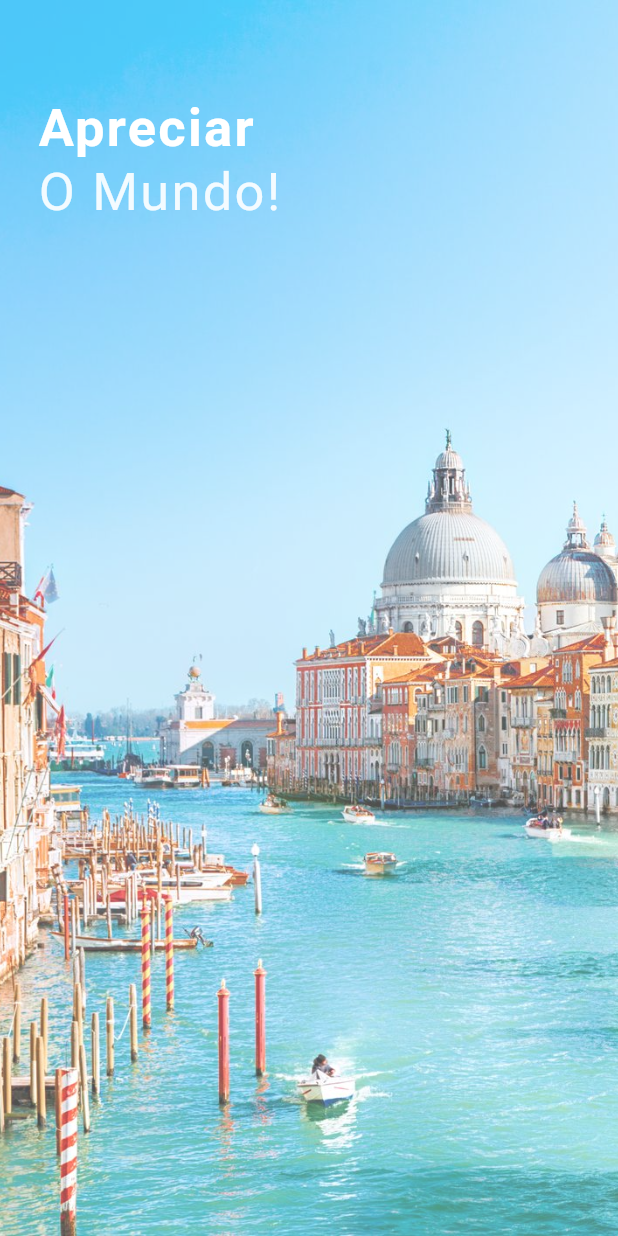
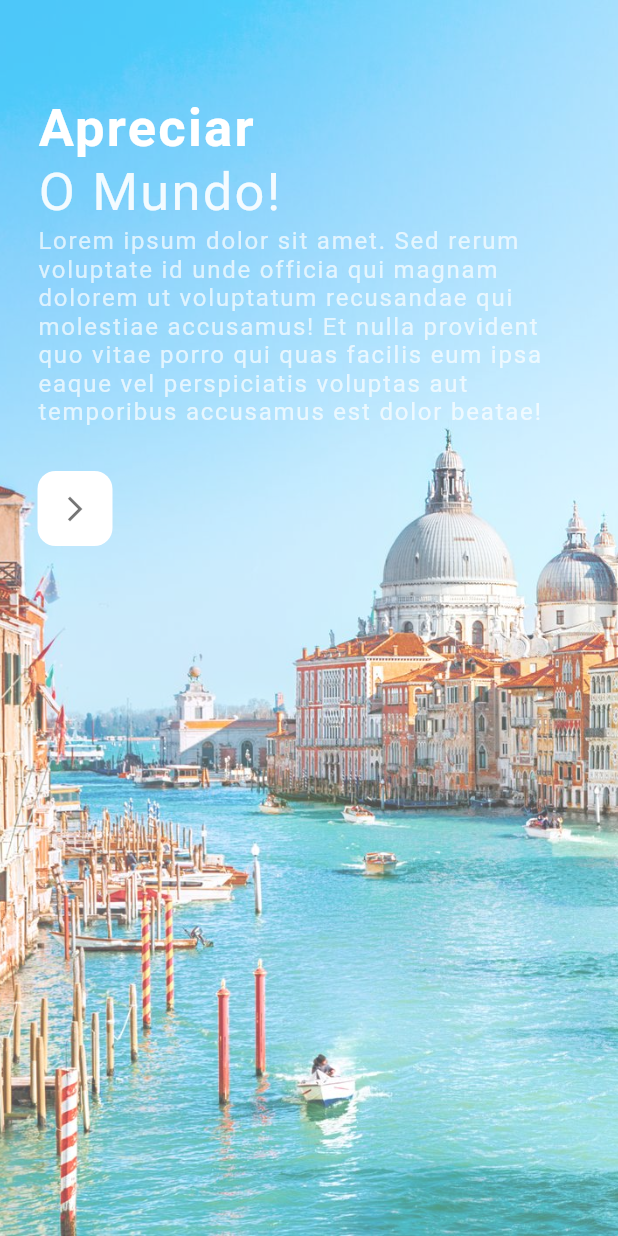
Before and after one commit to caneto/Design-de-interface-de-usu-rio-de-aplicativo-de-viagem-no-Flutter-, a Flutter app: the screen it shows after launch, on a phone screen of 412 x 824 dp. Run offline on Flutter 3.47's test engine with Material 2 defaults, Android fonts, the phone set to English and light mode, and no system bars.

Commit message:
Atualização

```diff
--- a/lib/main.dart
+++ b/lib/main.dart
@@ -1,4 +1,5 @@
 import 'package:flutter/material.dart';
+import 'package:flutter/services.dart';
 
 import 'screens/welcome_screen.dart';
 
@@ -6,8 +7,20 @@ void main() {
   runApp(const MyApp());
 }
 
-class MyApp extends StatelessWidget {
+class MyApp extends StatefulWidget {
   const MyApp({super.key});
+
+  @override
+  State<MyApp> createState() => _MyAppState();
+}
+
+class _MyAppState extends State<MyApp> {
+
+  @override
+  void initState() {
+    super.initState();
+    SystemChrome.setEnabledSystemUIMode(SystemUiMode.immersive);
+  }
 
   // This widget is the root of your application.
   @override
--- a/lib/screens/welcome_screen.dart
+++ b/lib/screens/welcome_screen.dart
@@ -1,4 +1,6 @@
 import 'package:flutter/material.dart';
+
+import 'home_page.dart';
 
 class WelcomeScreen extends StatelessWidget {
   const WelcomeScreen({Key? key}) : super(key: key);
@@ -41,6 +43,36 @@ class WelcomeScreen extends StatelessWidget {
                     letterSpacing: 1.5,
                   ),
                 ),
+                const SizedBox(height: 2,),
+                Text(
+                  "Lorem ipsum dolor sit amet. Sed rerum voluptate id unde officia qui magnam dolorem ut voluptatum recusandae qui molestiae accusamus! Et nulla provident quo vitae porro qui quas facilis eum ipsa eaque vel perspiciatis voluptas aut temporibus accusamus est dolor beatae!",
+                  style: TextStyle(
+                    color: Colors.white.withOpacity(0.7),
+                    fontSize: 16,
+                    letterSpacing: 1.2,
+                  ),
+                ),
+                const SizedBox(height: 30),
+                InkWell(
+                  onTap:() {
+                      Navigator.push(context, MaterialPageRoute(
+                        builder: (context) =>const HomePage(),
+                      )
+                    );
+                  },
+                  child: Ink(
+                    padding: const EdgeInsets.all(15),
+                    decoration: BoxDecoration(
+                      color: Colors.white,
+                      borderRadius: BorderRadius.circular(12),
+                    ),
+                    child: const Icon(
+                      Icons.arrow_forward_ios,
+                      color: Colors.black54,
+                      size: 20,
+                    ),
+                  ),
+                )
               ],
             ),
           ),
```
Also changed, not shown: lib/screens/home_page.dart (added, +17 -0 lines), lib/widgets/home_app_bar.dart (added, +49 -0 lines).
